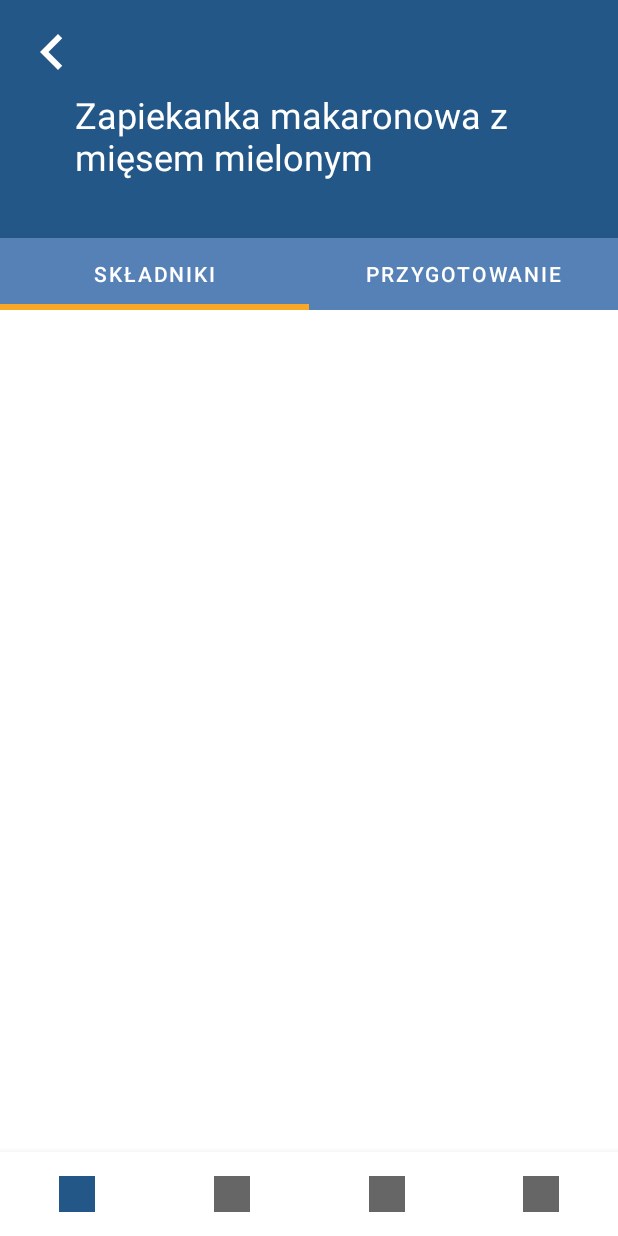
After one commit to KamilDonda/diet-app-mobile, an Android app: the MealFragment screen opened through its navigation route, on a phone screen of 412 x 824 dp. The commit adds this screen. Run offline under Robolectric (Android 15) with nearby library versions, the phone set to English and light mode, and no system bars; our stand-ins replace navigation-ui.

Commit message:
Add MealFragment

```diff
--- a/app/src/main/java/com/example/dietapp/adapters/MealsAdapter.kt
+++ b/app/src/main/java/com/example/dietapp/adapters/MealsAdapter.kt
@@ -3,6 +3,7 @@ package com.example.dietapp.adapters
 import android.view.LayoutInflater
 import android.view.View
 import android.view.ViewGroup
+import androidx.navigation.findNavController
 import androidx.recyclerview.widget.RecyclerView
 import com.example.dietapp.R
 import com.example.dietapp.models.Meal
@@ -48,6 +49,7 @@ class MealsAdapter() : RecyclerView.Adapter<MealsAdapter.Holder>() {
         fats.text = FloatConverter.floatToString(item.fats, "g")
 
         root.setOnClickListener {
+            it.findNavController().navigate(R.id.action_mealsFragment_to_mealFragment)
         }
     }
 }
--- /dev/null
+++ b/app/src/main/java/com/example/dietapp/ui/meals/MealFragment.kt
@@ -0,0 +1,19 @@
+package com.example.dietapp.ui.meals
+
+import android.os.Bundle
+import android.view.LayoutInflater
+import android.view.View
+import android.view.ViewGroup
+import androidx.fragment.app.Fragment
+import com.example.dietapp.R
+
+class MealFragment : Fragment() {
+
+    override fun onCreateView(
+        inflater: LayoutInflater,
+        container: ViewGroup?,
+        savedInstanceState: Bundle?
+    ): View? {
+        return inflater.inflate(R.layout.fragment_meal, container, false)
+    }
+}
--- /dev/null
+++ b/app/src/main/res/drawable/ic_back_arrow.xml
@@ -0,0 +1,10 @@
+<vector xmlns:android="http://schemas.android.com/apk/res/android"
+    android:width="24dp"
+    android:height="24dp"
+    android:autoMirrored="true"
+    android:viewportWidth="24"
+    android:viewportHeight="24">
+    <path
+        android:fillColor="@android:color/white"
+        android:pathData="M15.41,16.59L10.83,12l4.58,-4.59L14,6l-6,6 6,6 1.41,-1.41z" />
+</vector>
--- /dev/null
+++ b/app/src/main/res/layout/fragment_meal.xml
@@ -0,0 +1,59 @@
+<?xml version="1.0" encoding="utf-8"?>
+<androidx.constraintlayout.widget.ConstraintLayout xmlns:android="http://schemas.android.com/apk/res/android"
+    xmlns:app="http://schemas.android.com/apk/res-auto"
+    xmlns:tools="http://schemas.android.com/tools"
+    android:layout_width="match_parent"
+    android:layout_height="match_parent"
+    tools:context=".ui.meals.MealFragment">
+
+    <androidx.constraintlayout.widget.ConstraintLayout
+        android:id="@+id/one_meal_name_container"
+        android:layout_width="match_parent"
+        android:layout_height="wrap_content"
+        android:background="@color/primaryColor"
+        android:padding="10dp"
+        app:layout_constraintTop_toTopOf="parent">
+
+        <com.google.android.material.button.MaterialButton
+            android:id="@+id/one_meal_back_button"
+            style="@style/CircleButton"
+            app:icon="@drawable/ic_back_arrow"
+            app:layout_constraintStart_toStartOf="parent"
+            app:layout_constraintTop_toTopOf="parent"
+            app:rippleColor="@color/primaryColorLight" />
+
+        <com.google.android.material.textview.MaterialTextView
+            android:id="@+id/one_meal_name"
+            android:layout_width="match_parent"
+            android:layout_height="wrap_content"
+            android:layout_marginHorizontal="40dp"
+            android:lines="3"
+            android:text="Zapiekanka makaronowa z mięsem mielonym"
+            android:textColor="@color/white"
+            android:textSize="24sp"
+            app:layout_constraintTop_toBottomOf="@+id/one_meal_back_button" />
+
+    </androidx.constraintlayout.widget.ConstraintLayout>
+
+    <com.google.android.material.tabs.TabLayout
+        android:layout_width="match_parent"
+        android:layout_height="wrap_content"
+        app:layout_constraintTop_toBottomOf="@+id/one_meal_name_container"
+        app:tabBackground="@color/primaryColorLight"
+        app:tabIndicatorColor="@color/secondaryColor"
+        app:tabIndicatorHeight="4dp"
+        app:tabTextColor="@color/white"
+        app:tabUnboundedRipple="false">
+
+        <com.google.android.material.tabs.TabItem
+            android:layout_width="wrap_content"
+            android:layout_height="wrap_content"
+            android:text="@string/ingredients" />
+
+        <com.google.android.material.tabs.TabItem
+            android:layout_width="wrap_content"
+            android:layout_height="wrap_content"
+            android:text="@string/preparation" />
+    </com.google.android.material.tabs.TabLayout>
+
+</androidx.constraintlayout.widget.ConstraintLayout>
--- a/app/src/main/res/layout/fragment_meals.xml
+++ b/app/src/main/res/layout/fragment_meals.xml
@@ -37,15 +37,16 @@
 
         </com.google.android.material.textfield.TextInputLayout>
 
-        <ImageButton
+        <com.google.android.material.button.MaterialButton
             android:id="@+id/filter_button"
-            android:layout_width="wrap_content"
-            android:layout_height="wrap_content"
-            android:background="@null"
-            android:src="@drawable/ic_filter"
+            style="@style/CircleButton"
+            app:icon="@drawable/ic_filter"
+            app:iconTint="@color/black"
+            app:backgroundTint="@android:color/transparent"
             app:layout_constraintBottom_toBottomOf="parent"
             app:layout_constraintEnd_toEndOf="parent"
-            app:layout_constraintTop_toTopOf="parent" />
+            app:layout_constraintTop_toTopOf="parent"
+            app:rippleColor="@color/transparentBlack" />
 
     </androidx.constraintlayout.widget.ConstraintLayout>
 
--- a/app/src/main/res/navigation/nav_graph.xml
+++ b/app/src/main/res/navigation/nav_graph.xml
@@ -19,10 +19,19 @@
         android:id="@+id/mealsFragment"
         android:name="com.example.dietapp.ui.meals.MealsFragment"
         android:label="fragment_meals"
-        tools:layout="@layout/fragment_meals" />
+        tools:layout="@layout/fragment_meals">
+        <action
+            android:id="@+id/action_mealsFragment_to_mealFragment"
+            app:destination="@id/mealFragment" />
+    </fragment>
     <fragment
         android:id="@+id/profileFragment"
         android:name="com.example.dietapp.ui.profile.ProfileFragment"
         android:label="fragment_profile"
         tools:layout="@layout/fragment_profile" />
+    <fragment
+        android:id="@+id/mealFragment"
+        android:name="com.example.dietapp.ui.meals.MealFragment"
+        android:label="fragment_meal"
+        tools:layout="@layout/fragment_meal" />
 </navigation>
--- a/app/src/main/res/values/colors.xml
+++ b/app/src/main/res/values/colors.xml
@@ -10,4 +10,6 @@
 
     <color name="black">#FF000000</color>
     <color name="white">#FFFFFFFF</color>
+
+    <color name="transparentBlack">#40000000</color>
 </resources>
--- a/app/src/main/res/values/strings.xml
+++ b/app/src/main/res/values/strings.xml
@@ -3,4 +3,6 @@
     <string name="proteins">Białko</string>
     <string name="carbs">Węglowodany</string>
     <string name="fats">Tłuszcze</string>
+    <string name="ingredients">Składniki</string>
+    <string name="preparation">Przygotowanie</string>
 </resources>
--- a/app/src/main/res/values/themes.xml
+++ b/app/src/main/res/values/themes.xml
@@ -15,4 +15,24 @@
 
         <item name="android:navigationBarColor">@color/primaryColor</item>
     </style>
+
+    <style name="ShapeAppearanceOverlay.MyApp.Button.Circle" parent="">
+        <item name="cornerFamily">rounded</item>
+        <item name="cornerSize">50%</item>
+    </style>
+
+    <style name="CircleButton" parent="Widget.MaterialComponents.Button.Icon">
+        <item name="android:layout_width">50dp</item>
+        <item name="android:layout_height">50dp</item>
+        <item name="android:insetLeft">0dp</item>
+        <item name="android:insetTop">0dp</item>
+        <item name="android:insetRight">0dp</item>
+        <item name="android:insetBottom">0dp</item>
+        <item name="android:outlineProvider">none</item>
+        <item name="android:padding">0dp</item>
+        <item name="iconGravity">textStart</item>
+        <item name="iconPadding">0dp</item>
+        <item name="iconSize">48dp</item>
+        <item name="shapeAppearanceOverlay">@style/ShapeAppearanceOverlay.MyApp.Button.Circle</item>
+    </style>
 </resources>
```
